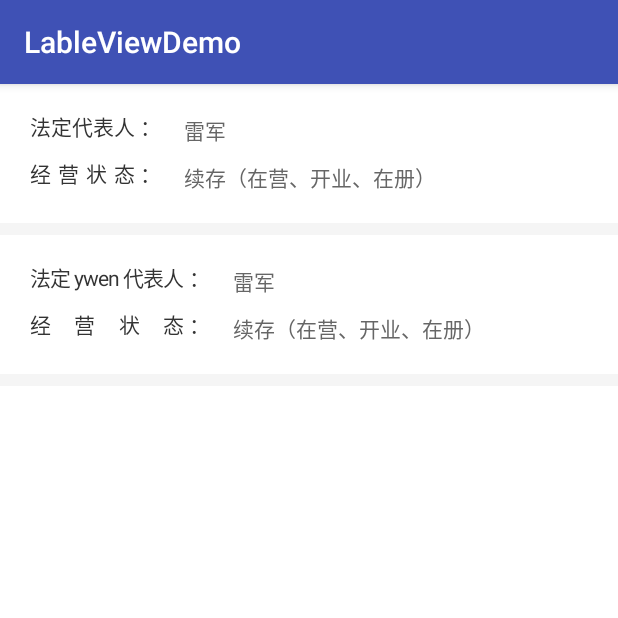
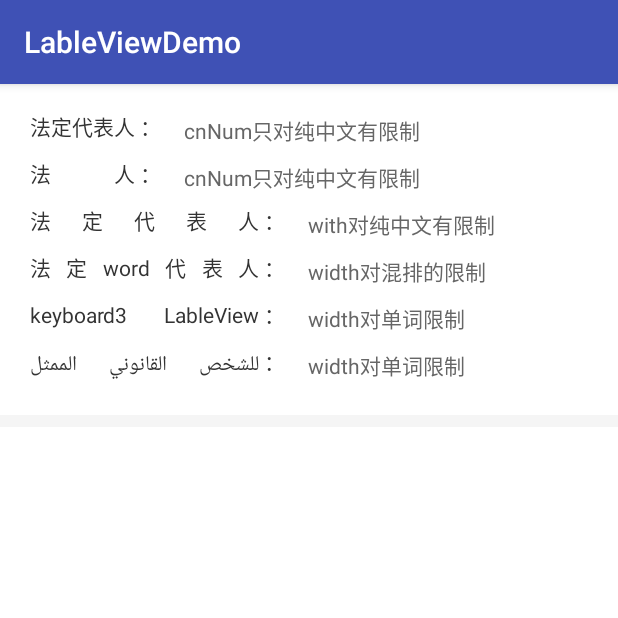
Before and after one commit to keyboard3/LableView, an Android app: the screen it shows after launch (MainActivity), on a phone screen of 412 x 824 dp, the top half of it. Run offline under Robolectric (Android 15) with nearby library versions, the phone set to English and light mode, and no system bars.

Commit message:
支持多语言

```diff
--- a/app/build.gradle
+++ b/app/build.gradle
@@ -22,6 +22,7 @@ dependencies {
     implementation fileTree(include: ['*.jar'], dir: 'libs')
     implementation 'com.android.support:appcompat-v7:26.1.0'
     implementation 'com.android.support.constraint:constraint-layout:1.0.2'
+    compile 'com.github.nyakokishi:JustifyTextView:1.0'
     testImplementation 'junit:junit:4.12'
     androidTestImplementation 'com.android.support.test:runner:1.0.1'
     androidTestImplementation 'com.android.support.test.espresso:espresso-core:3.0.1'
--- a/app/src/main/res/layout/activity_main.xml
+++ b/app/src/main/res/layout/activity_main.xml
@@ -30,20 +30,20 @@
                     android:orientation="horizontal">
 
                     <com.keyboard3.LableView
-                        android:layout_width="wrap_content"
+                        android:layout_width="170dp"
                         android:layout_height="wrap_content"
                         android:layout_marginRight="15dp"
                         android:text="法定代表人"
                         android:textColor="#333"
                         android:textSize="14sp"
-                        app:charNum="5"
+                        app:cnNum="5"
                         app:endText=" ：" />
 
                     <TextView
                         android:layout_width="wrap_content"
                         android:layout_height="wrap_content"
                         android:layout_gravity="center_horizontal"
-                        android:text="雷军"
+                        android:text="cnNum只对纯中文有限制"
                         android:textColor="#666"
                         android:textSize="14sp" />
                 </LinearLayout>
@@ -55,59 +55,20 @@
                     android:orientation="horizontal">
 
                     <com.keyboard3.LableView
-                        android:layout_width="wrap_content"
+                        android:layout_width="170dp"
                         android:layout_height="wrap_content"
                         android:layout_marginRight="15dp"
-                        android:text="经营状态"
+                        android:text="法人"
                         android:textColor="#333"
                         android:textSize="14sp"
-                        app:charNum="5"
+                        app:cnNum="5"
                         app:endText=" ：" />
 
                     <TextView
                         android:layout_width="wrap_content"
                         android:layout_height="wrap_content"
                         android:layout_gravity="center_horizontal"
-                        android:lineSpacingExtra="2dp"
-                        android:text="续存（在营、开业、在册）"
-                        android:textColor="#666"
-                        android:textSize="14sp" />
-                </LinearLayout>
-            </LinearLayout>
-
-            <View
-                android:layout_width="match_parent"
-                android:layout_height="8dp"
-                android:background="#f5f5f5" />
-
-            <LinearLayout
-                android:layout_width="match_parent"
-                android:layout_height="wrap_content"
-                android:layout_marginLeft="20dp"
-                android:layout_marginRight="20dp"
-                android:orientation="vertical"
-                android:paddingBottom="20dp"
-                android:paddingTop="20dp">
-
-                <LinearLayout
-                    android:layout_width="match_parent"
-                    android:layout_height="wrap_content"
-                    android:orientation="horizontal">
-
-                    <com.keyboard3.LableView
-                        android:layout_width="120dp"
-                        android:layout_height="wrap_content"
-                        android:layout_marginRight="15dp"
-                        android:text="法定 ywen 代表人"
-                        android:textColor="#333"
-                        android:textSize="14sp"
-                        app:endText=" ：" />
-
-                    <TextView
-                        android:layout_width="wrap_content"
-                        android:layout_height="wrap_content"
-                        android:layout_gravity="center_horizontal"
-                        android:text="雷军"
+                        android:text="cnNum只对纯中文有限制"
                         android:textColor="#666"
                         android:textSize="14sp" />
                 </LinearLayout>
@@ -119,13 +80,37 @@
                     android:orientation="horizontal">
 
                     <com.keyboard3.LableView
-                        android:layout_width="120dp"
+                        android:layout_width="170dp"
                         android:layout_height="wrap_content"
                         android:layout_marginRight="15dp"
-                        android:text="经营状态"
+                        android:text="法定代表人"
                         android:textColor="#333"
                         android:textSize="14sp"
-                        app:charNum="5"
+                        app:endText=" ：" />
+
+                    <TextView
+                        android:layout_width="wrap_content"
+                        android:layout_height="wrap_content"
+                        android:layout_gravity="center_horizontal"
+                        android:text="with对纯中文有限制"
+                        android:textColor="#666"
+                        android:textSize="14sp" />
+                </LinearLayout>
+
+                <LinearLayout
+                    android:layout_width="match_parent"
+                    android:layout_height="wrap_content"
+                    android:layout_marginTop="10dp"
+                    android:orientation="horizontal">
+
+                    <com.keyboard3.LableView
+                        android:layout_width="170dp"
+                        android:layout_height="wrap_content"
+                        android:layout_marginRight="15dp"
+                        android:text="法定 word 代表人"
+                        android:textColor="#333"
+                        android:textSize="14sp"
+                        app:cnNum="5"
                         app:endText=" ：" />
 
                     <TextView
@@ -133,16 +118,71 @@
                         android:layout_height="wrap_content"
                         android:layout_gravity="center_horizontal"
                         android:lineSpacingExtra="2dp"
-                        android:text="续存（在营、开业、在册）"
+                        android:text="width对混排的限制"
                         android:textColor="#666"
                         android:textSize="14sp" />
                 </LinearLayout>
+
+                <LinearLayout
+                    android:layout_width="match_parent"
+                    android:layout_height="wrap_content"
+                    android:layout_marginTop="10dp"
+                    android:orientation="horizontal">
+
+                    <com.keyboard3.LableView
+                        android:layout_width="170dp"
+                        android:layout_height="wrap_content"
+                        android:layout_marginRight="15dp"
+                        android:text="keyboard3 LableView"
+                        android:textColor="#333"
+                        android:textSize="14sp"
+                        app:cnNum="5"
+                        app:endText=" ：" />
+
+                    <TextView
+                        android:layout_width="wrap_content"
+                        android:layout_height="wrap_content"
+                        android:layout_gravity="center_horizontal"
+                        android:lineSpacingExtra="2dp"
+                        android:text="width对单词限制"
+                        android:textColor="#666"
+                        android:textSize="14sp" />
+                </LinearLayout>
+
+                <LinearLayout
+                    android:layout_width="match_parent"
+                    android:layout_height="wrap_content"
+                    android:layout_marginTop="10dp"
+                    android:orientation="horizontal">
+
+                    <com.keyboard3.LableView
+                        android:layout_width="170dp"
+                        android:layout_height="wrap_content"
+                        android:layout_marginRight="15dp"
+                        android:text="الممثل القانوني للشخص"
+                        android:textColor="#333"
+                        android:textSize="14sp"
+                        app:cnNum="5"
+                        app:endText=" ：" />
+
+                    <TextView
+                        android:layout_width="wrap_content"
+                        android:layout_height="wrap_content"
+                        android:layout_gravity="center_horizontal"
+                        android:lineSpacingExtra="2dp"
+                        android:text="width对单词限制"
+                        android:textColor="#666"
+                        android:textSize="14sp" />
+                </LinearLayout>
+
             </LinearLayout>
 
             <View
                 android:layout_width="match_parent"
                 android:layout_height="8dp"
                 android:background="#f5f5f5" />
+
+
         </LinearLayout>
 
     </ScrollView>
--- a/build.gradle
+++ b/build.gradle
@@ -19,6 +19,7 @@ allprojects {
     repositories {
         google()
         jcenter()
+        maven { url 'https://jitpack.io' }
     }
     tasks.withType(Javadoc) {
         options {
--- a/lableview/src/main/java/com/keyboard3/LableView.java
+++ b/lableview/src/main/java/com/keyboard3/LableView.java
@@ -11,9 +11,10 @@ import android.text.StaticLayout;
 import android.text.TextPaint;
 import android.text.TextUtils;
 import android.util.AttributeSet;
-import android.util.Log;
 import android.view.ViewGroup;
 import android.widget.TextView;
+
+import java.util.List;
 
 /**
  * @author keyboard3 on 2017/12/5
@@ -23,10 +24,10 @@ import android.widget.TextView;
 public class LableView extends TextView {
 
     private int mY;
-    private int mContentWidth;
+    private float mContentWidth;
     private String mEndText;
-    private int mCharNum = 0;
-    private int mEndWidth = 0;
+    private int mCNNum = 0;
+    private float mEndWidth = 0;
 
     public LableView(Context context) {
         this(context, null);
@@ -40,26 +41,25 @@ public class LableView extends TextView {
         super(context, attrs, defStyleAttr);
         final TypedArray custom = context.obtainStyledAttributes(
                 attrs, R.styleable.LableView, defStyleAttr, 0);
-        mCharNum = custom.getInt(R.styleable.LableView_charNum, 0);
+        mCNNum = custom.getInt(R.styleable.LableView_cnNum, 0);
         mEndText = custom.getString(R.styleable.LableView_endText);
-        Log.d("gcy", "mEndText:" + mEndText);
     }
 
     @Override
     protected void onMeasure(int widthMeasureSpec, int heightMeasureSpec) {
         super.onMeasure(widthMeasureSpec, heightMeasureSpec);
         if (!TextUtils.isEmpty(mEndText)) {
-            mEndWidth = (int) getPaint().measureText(mEndText);
+            mEndWidth = getPaint().measureText(mEndText);
         }
-        if (getLayoutParams().width == ViewGroup.LayoutParams.WRAP_CONTENT) {
-            int width = 0;
-            if (mCharNum != 0) {
-                width = (int) getPaint().measureText("测") * mCharNum;
-            } else {
-                width = (int) getPaint().measureText(getText() + mEndText);
-            }
+        float width = 0;
+        if (mCNNum != 0 && WordUtil.isChinese(getText().toString())) {
+            width = getPaint().measureText("测") * mCNNum;
             width += mEndWidth;
-            setMeasuredDimension(width, getMeasuredHeight());
+            setMeasuredDimension((int) width, getMeasuredHeight());
+        } else if (getLayoutParams().width == ViewGroup.LayoutParams.WRAP_CONTENT) {
+            width = (int) getPaint().measureText(getText() + mEndText);
+            width += mEndWidth;
+            setMeasuredDimension((int) width, getMeasuredHeight());
         }
     }
 
@@ -84,16 +84,7 @@ public class LableView extends TextView {
         int textHeight = (int) (Math.ceil(fm.descent - fm.ascent));
         textHeight = (int) (textHeight * layout.getSpacingMultiplier() + layout
                 .getSpacingAdd());
-        int lineStart = layout.getLineStart(0);
-        int lineEnd = layout.getLineEnd(0);
-        float width = StaticLayout.getDesiredWidth(text, lineStart,
-                lineEnd, getPaint());
-        String line = text.substring(lineStart, lineEnd);
-        if (needScale(line)) {
-            drawScaledText(canvas, lineStart, line, width);
-        } else {
-            canvas.drawText(line, 0, mY, paint);
-        }
+        drawScaledText(canvas, 0, WordUtil.getWords(getText().toString()), mContentWidth);
         mY += textHeight;
         mY -= textHeight;
         if (!TextUtils.isEmpty(mEndText)) {
@@ -101,48 +92,19 @@ public class LableView extends TextView {
         }
     }
 
-    private void drawScaledText(Canvas canvas, int lineStart, String line,
-                                float lineWidth) {
+    private void drawScaledText(Canvas canvas, int start, List<String> words,
+                                float width) {
+        float used = 0, space = 0;
+        float[] wordWidths = new float[words.size()];
+        for (int i = 0; i < words.size(); i++) {
+            wordWidths[i] = StaticLayout.getDesiredWidth(words.get(i), getPaint());
+            used += wordWidths[i];
+        }
+        space = (width - used) / (words.size() - 1);
         float x = 0;
-        if (isFirstLineOfParagraph(lineStart, line)) {
-            String blanks = "  ";
-            canvas.drawText(blanks, x, mY, getPaint());
-            float bw = StaticLayout.getDesiredWidth(blanks, getPaint());
-            x += bw;
-
-            line = line.substring(3);
-        }
-
-        int gapCount = line.length() - 1;
-        int i = 0;
-        if (line.length() > 2 && line.charAt(0) == 12288
-                && line.charAt(1) == 12288) {
-            String substring = line.substring(0, 2);
-            float cw = StaticLayout.getDesiredWidth(substring, getPaint());
-            canvas.drawText(substring, x, mY, getPaint());
-            x += cw;
-            i += 2;
-        }
-
-        float d = (mContentWidth - lineWidth) / gapCount;
-        for (; i < line.length(); i++) {
-            String c = String.valueOf(line.charAt(i));
-            float cw = StaticLayout.getDesiredWidth(c, getPaint());
-            canvas.drawText(c, x, mY, getPaint());
-            x += cw + d;
-        }
-    }
-
-    private boolean isFirstLineOfParagraph(int lineStart, String line) {
-        return line.length() > 3 && line.charAt(0) == ' '
-                && line.charAt(1) == ' ';
-    }
-
-    private boolean needScale(String line) {
-        if (line == null || line.length() == 0) {
-            return false;
-        } else {
-            return line.charAt(line.length() - 1) != '\n';
+        for (int i = 0; i < words.size(); i++) {
+            canvas.drawText(words.get(i), x, mY, getPaint());
+            x += space + wordWidths[i];
         }
     }
 }
--- /dev/null
+++ b/lableview/src/main/java/com/keyboard3/WordUtil.java
@@ -0,0 +1,55 @@
+package com.keyboard3;
+
+import android.support.annotation.NonNull;
+
+import java.util.ArrayList;
+import java.util.List;
+
+/**
+ * @author keyboard3 on 2017/12/9
+ */
+
+public class WordUtil {
+
+    public static List<String> getWords(@NonNull String source) {
+        char[] dst = new char[source.length()];
+        List<String> words = new ArrayList<>();
+        //中文、空白字符当做分界符
+        source.getChars(0, source.length(), dst, 0);
+        int word_begin = 0, start = 0;
+        char preChar = ' ';
+        for (int i = 0; i < dst.length; i++) {
+            char item = dst[i];
+            if (isChinese(item)) {
+                if (!isChinese(preChar) && !Character.isSpaceChar(preChar)) {
+                    start = word_begin == 0 ? 0 : word_begin + 1;
+                    words.add(source.substring(word_begin, i));
+                }
+                words.add(new String(new char[]{item}));
+                word_begin = i + 1;
+            } else if (Character.isSpaceChar(item)) {
+                if ((!Character.isSpaceChar(preChar) && !isChinese(preChar))) {
+                    start = word_begin == 0 ? 0 : word_begin;
+                    words.add(source.substring(word_begin, i));
+                }
+                word_begin = i + 1;
+            } else if (!Character.isSpaceChar(item) && i == dst.length - 1) {
+                words.add(source.substring(word_begin, i+1));
+            }
+            preChar = item;
+        }
+        return words;
+    }
+
+    public static boolean isChinese(String string) {
+        if (string.replaceAll("[\u4e00-\u9fa5]*", "").length() == 0) {
+            return true;
+        } else {
+            return false;
+        }
+    }
+
+    private static boolean isChinese(char item) {
+        return (item >= 0x4e00) && (item <= 0x9fbb);
+    }
+}
--- a/lableview/src/main/res/values/styles.xml
+++ b/lableview/src/main/res/values/styles.xml
@@ -1,7 +1,7 @@
 <?xml version="1.0" encoding="utf-8"?>
 <resources>
     <declare-styleable name="LableView">
-        <attr name="charNum" format="integer"></attr>
+        <attr name="cnNum" format="integer"></attr>
         <attr name="endText" format="string"></attr>
     </declare-styleable>
 </resources>
```
Also changed, not shown: lableview/build.gradle (+4 -4 lines), app/src/main/java/com/keyboard3/LableViewDemo/MainActivity.java (line endings or trailing spaces), 3 other files.
